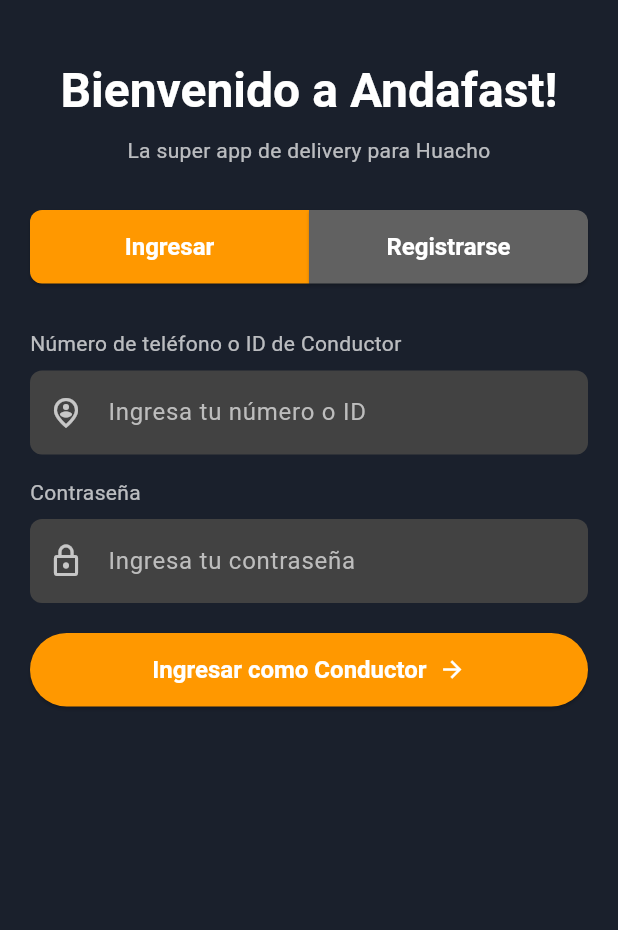
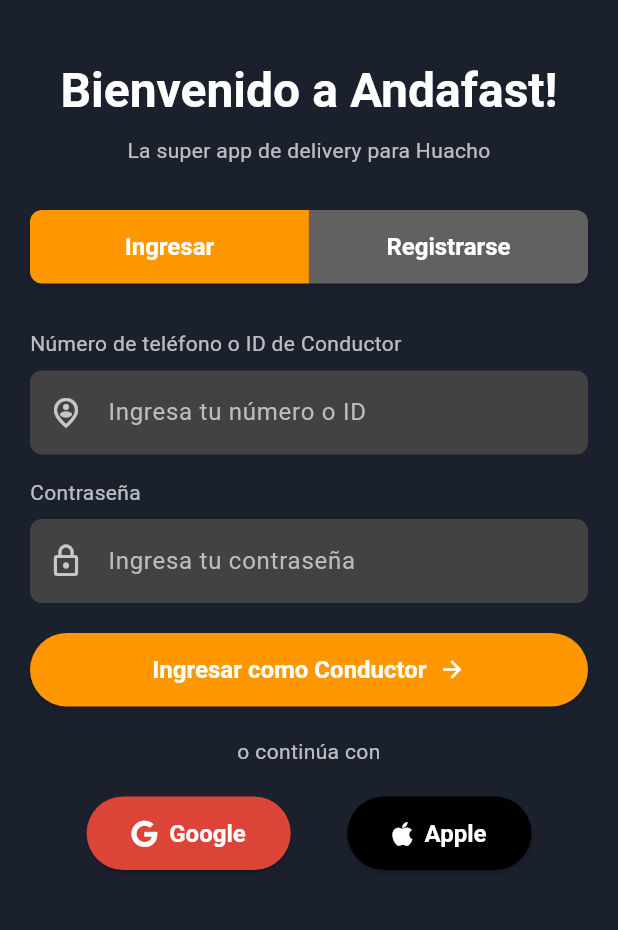
Before and after one commit to omarvasquezs/peru_dash_app, a Flutter app: the DriverHomePage screen opened directly, on a phone screen of 412 x 824 dp, the part 210-1140 px from its top. Run offline on Flutter 3.47's test engine with Material 3 defaults, Android fonts, the phone set to English and light mode, and no system bars; our stand-ins replace font_awesome_flutter.

Commit message:
Improving gmail icon on the customer and driver apps.

```diff
--- a/lib/main_customer.dart
+++ b/lib/main_customer.dart
@@ -1,6 +1,7 @@
 import 'package:flutter/material.dart';
 import 'package:peru_dash_app/customer_app/screens/register_business_screen.dart';
 import 'package:peru_dash_app/customer_app/screens/become_courier_screen.dart';
+import 'package:font_awesome_flutter/font_awesome_flutter.dart'; // Add this import
 
 void main() {
   runApp(const CustomerApp());
@@ -163,18 +164,22 @@
                       // TODO: Google Sign In
                       print('Google Sign In Tapped');
                     },
-                    icon: const Icon(Icons.g_mobiledata, color: Colors.white), // Placeholder, use a proper Google icon
+                    icon: const FaIcon(FontAwesomeIcons.google, color: Colors.white), // Changed Icon
                     label: const Text('Google'),
-                     style: ElevatedButton.styleFrom(backgroundColor: Colors.redAccent),
+                    style: ElevatedButton.styleFrom(
+                        backgroundColor: const Color(0xFFDB4437), // Google Red
+                        foregroundColor: Colors.white),
                   ),
                   ElevatedButton.icon(
                     onPressed: () {
                       // TODO: Apple Sign In
                       print('Apple Sign In Tapped');
                     },
-                    icon: const Icon(Icons.apple, color: Colors.white),
+                    icon: const FaIcon(FontAwesomeIcons.apple, color: Colors.white), // Changed Icon
                     label: const Text('Apple'),
-                    style: ElevatedButton.styleFrom(backgroundColor: Colors.black),
+                    style: ElevatedButton.styleFrom(
+                        backgroundColor: Colors.black,
+                        foregroundColor: Colors.white),
                   ),
                 ],
               ),
--- a/lib/main_driver.dart
+++ b/lib/main_driver.dart
@@ -1,4 +1,5 @@
 import 'package:flutter/material.dart';
+import 'package:font_awesome_flutter/font_awesome_flutter.dart'; // Add this import
 
 void main() {
   runApp(const DriverApp());
@@ -134,29 +135,39 @@
               if (_isLogin) _buildDriverLoginForm(context) else _buildDriverRegistrationForm(context),
               const SizedBox(height: 20),
               // Social logins might be less common for driver apps, or different
-              // Text(
-              //   'o continúa con',
-              //   textAlign: TextAlign.center,
-              //   style: Theme.of(context).textTheme.bodyMedium,
-              // ),
-              // const SizedBox(height: 20),
-              // Row(
-              //   mainAxisAlignment: MainAxisAlignment.spaceEvenly,
-              //   children: [
-              //     ElevatedButton.icon(
-              //       onPressed: () { /* TODO: Google Sign In */ },
-              //       icon: const Icon(Icons.g_mobiledata, color: Colors.white),
-              //       label: const Text('Google'),
-              //        style: ElevatedButton.styleFrom(backgroundColor: Colors.redAccent),
-              //     ),
-              //     ElevatedButton.icon(
-              //       onPressed: () { /* TODO: Apple Sign In */ },
-              //       icon: const Icon(Icons.apple, color: Colors.white),
-              //       label: const Text('Apple'),
-              //       style: ElevatedButton.styleFrom(backgroundColor: Colors.black),
-              //     ),
-              //   ],
-              // ),
+              Text(
+                'o continúa con',
+                textAlign: TextAlign.center,
+                style: Theme.of(context).textTheme.bodyMedium,
+              ),
+              const SizedBox(height: 20),
+              Row(
+                mainAxisAlignment: MainAxisAlignment.spaceEvenly,
+                children: [
+                  ElevatedButton.icon(
+                    onPressed: () {
+                      // TODO: Google Sign In
+                      print('Google Sign In Tapped');
+                    },
+                    icon: const FaIcon(FontAwesomeIcons.google, color: Colors.white), // Changed Icon
+                    label: const Text('Google'),
+                    style: ElevatedButton.styleFrom(
+                        backgroundColor: const Color(0xFFDB4437), // Google Red
+                        foregroundColor: Colors.white),
+                  ),
+                  ElevatedButton.icon(
+                    onPressed: () {
+                      // TODO: Apple Sign In
+                      print('Apple Sign In Tapped');
+                    },
+                    icon: const FaIcon(FontAwesomeIcons.apple, color: Colors.white), // Changed Icon
+                    label: const Text('Apple'),
+                    style: ElevatedButton.styleFrom(
+                        backgroundColor: Colors.black,
+                        foregroundColor: Colors.white),
+                  ),
+                ],
+              ),
               // The bottom links for business/courier registration are likely not needed in the driver app itself.
             ],
           ),
--- a/pubspec.yaml
+++ b/pubspec.yaml
@@ -30,6 +30,7 @@
 dependencies:
   flutter:
     sdk: flutter
+  font_awesome_flutter: ^10.7.0 # Add this line
 
   # The following adds the Cupertino Icons font to your application.
   # Use with the CupertinoIcons class for iOS style icons.
```
Also changed, not shown: pubspec.lock.
